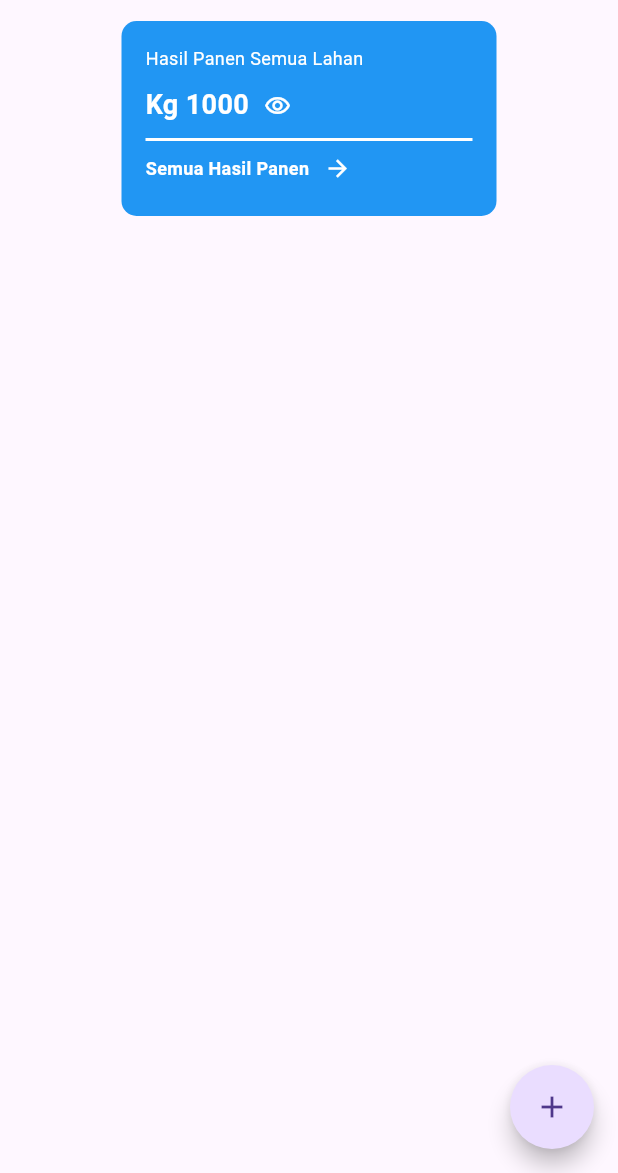
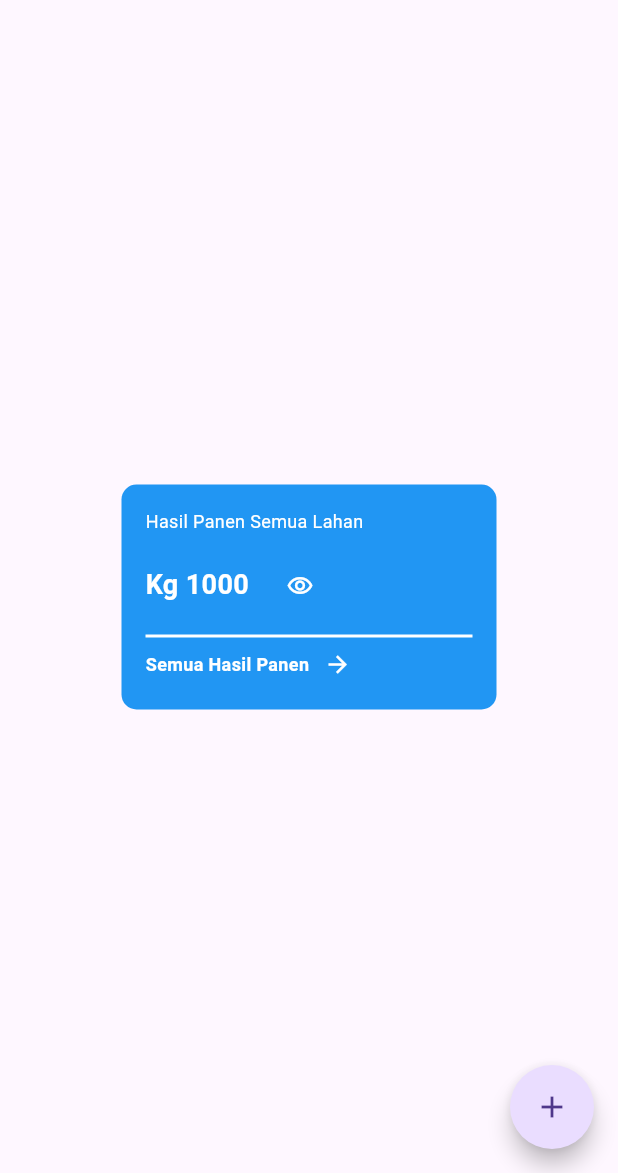
Before and after one commit to ricco-arisdy/ujidatapanen, a Flutter app: the HomeView screen opened directly, on a phone screen of 412 x 824 dp, the part 63-1236 px from its top. Run offline on Flutter 3.47's test engine with Material 3 defaults, Android fonts, the phone set to English and light mode, and no system bars; our stand-ins replace shared_preferences; accounts and stored records are empty.

Commit message:
add efek in icon remove_red_eye_outlined with Home View

```diff
--- a/lib/screen/home.dart
+++ b/lib/screen/home.dart
@@ -12,6 +12,8 @@ class HomeView extends StatefulWidget {
 }
 
 class _HomeViewState extends State<HomeView> {
+  bool _isTextVisible = true;
+
   @override
   Widget build(BuildContext context) {
     return Scaffold(
@@ -86,12 +88,10 @@ class _HomeViewState extends State<HomeView> {
           ),
         ],
       ),
-      body: Column(
-        children: [
-          Center(
+      body: Center(
         child: Container(
           width: 250,
-              height: 130,
+          height: 150,
           decoration: BoxDecoration(
             color: Colors.blue,
             borderRadius: BorderRadius.circular(10),
@@ -111,7 +111,10 @@ class _HomeViewState extends State<HomeView> {
                 SizedBox(height: 10),
                 Row(
                   children: [
-                        Text(
+                    AnimatedOpacity(
+                      opacity: _isTextVisible ? 1.0 : 0.0,
+                      duration: Duration(milliseconds: 500),
+                      child: Text(
                         'Kg 1000',
                         style: TextStyle(
                           color: Colors.white,
@@ -119,16 +122,23 @@ class _HomeViewState extends State<HomeView> {
                           fontWeight: FontWeight.bold,
                         ),
                       ),
+                    ),
                     SizedBox(width: 10),
-                        Icon(
+                    IconButton(
+                      icon: Icon(
                         Icons.remove_red_eye_outlined,
                         color: Colors.white,
                         size: 18,
                       ),
+                      onPressed: () {
+                        setState(() {
+                          _isTextVisible = !_isTextVisible;
+                        });
+                      },
+                    ),
                   ],
                 ),
                 Divider(
-                      // Menambahkan Garis
                   color: Colors.white,
                   thickness: 2,
                   height: 20,
@@ -156,8 +166,6 @@ class _HomeViewState extends State<HomeView> {
           ),
         ),
       ),
-        ],
-      ),
       floatingActionButton: FloatingActionButton(
         onPressed: () {
           // Tambahkan logika yang dibutuhkan saat tombol ditekan di sini
```
Lines whose indentation alone changed are shown as unchanged.
